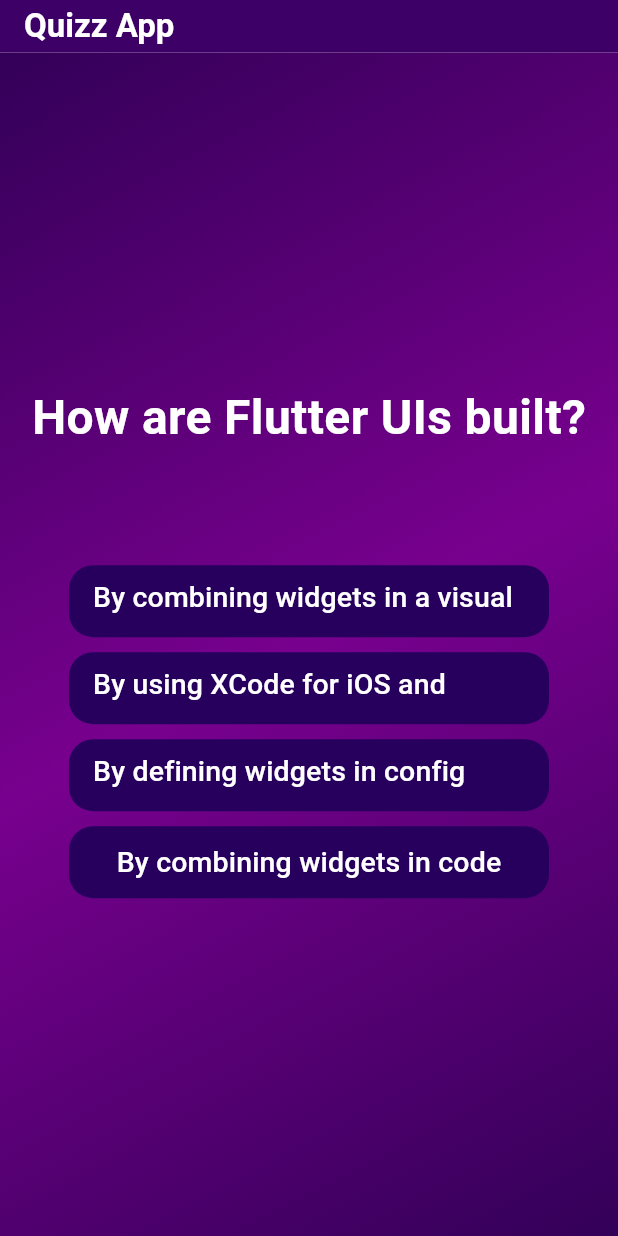
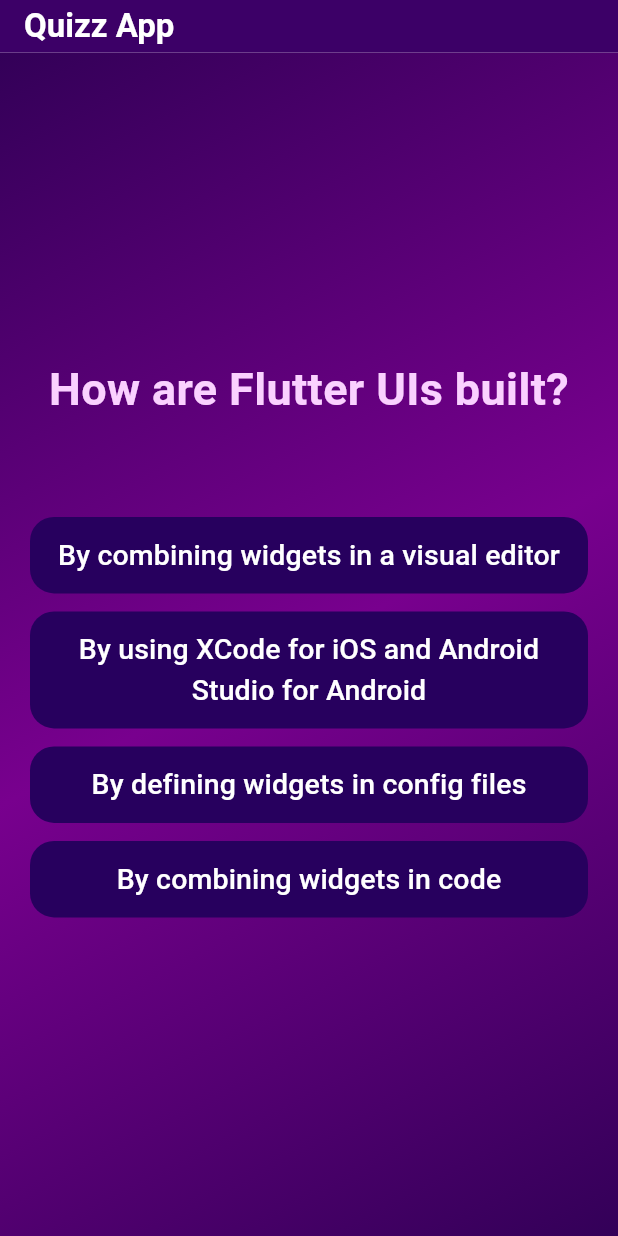
Before and after one commit to alejandroYanezPumpun/QuizApp, a Flutter app: the screen it shows after launch, after a tap on "Start Quiz", after a tap on "Components", on a phone screen of 412 x 824 dp. Run offline on Flutter 3.47's test engine with Material 3 defaults, Android fonts, the phone set to English and light mode, and no system bars.

Commit message:
the quiz restarts when finish

```diff
--- a/quiz_app/lib/components/answer_button.dart
+++ b/quiz_app/lib/components/answer_button.dart
@@ -9,15 +9,19 @@ class AnswerButton extends StatelessWidget {
   Widget build(BuildContext context) {
     return TextButton(
         style: ButtonStyle(
-          padding: WidgetStateProperty.all(const EdgeInsets.symmetric(vertical: 8, horizontal: 16)),
-          fixedSize: WidgetStateProperty.all(Size(320, 48)),
+          padding: WidgetStateProperty.all(const EdgeInsets.symmetric(vertical: 12, horizontal: 16)),
+          minimumSize: WidgetStateProperty.all(Size(0, 48)),
           backgroundColor: WidgetStateProperty.all(const Color.fromARGB(255, 39, 0, 94)),
           shape: WidgetStateProperty.all(RoundedRectangleBorder(borderRadius: BorderRadius.circular(16))),
         ),
         onPressed: () {
           onPressed();
         },
-        child: Text(answerText, style: TextStyle(fontSize: 19, color: Colors.white)),
+        child: Text(
+          answerText,
+          textAlign: TextAlign.center,
+          style: TextStyle(fontSize: 19, color: Colors.white)
+        ),
     );
   }
 }
--- a/quiz_app/lib/components/custom_text_display.dart
+++ b/quiz_app/lib/components/custom_text_display.dart
@@ -12,6 +12,7 @@ class CustomTextDisplay extends StatelessWidget {
   Widget build(BuildContext context) {
     return Text(
       text,
+      textAlign: textAlign,
       style: TextStyle(
         fontSize: fontSize.toDouble(),
         color: color,
--- a/quiz_app/lib/components/main_background.dart
+++ b/quiz_app/lib/components/main_background.dart
@@ -1,4 +1,5 @@
 import 'package:flutter/material.dart';
+import 'package:quiz_app/data/questions.dart';
 import 'package:quiz_app/screens/questions_screen.dart';
 import 'package:quiz_app/screens/quizz_home_screen.dart';
 
@@ -10,8 +11,19 @@ class BackgroundContainer extends StatefulWidget {
 }
 
 class _BackgroundContainerState extends State<BackgroundContainer> {
+  List<String> selectedAnswers = [];
+  Widget? activeScreen;
 
-  Widget? activeScreen;
+  void chooseAnswer(String answer) {
+    selectedAnswers.add(answer);
+
+    if (selectedAnswers.length == questions.length) {
+      setState(() {
+        activeScreen = QuizzHomeScreen( changeScreen);
+        selectedAnswers = [];
+      });
+    }
+  }
 
   @override
   void initState() {
@@ -21,8 +33,8 @@ class _BackgroundContainerState extends State<BackgroundContainer> {
 
   void changeScreen() {
     setState(() {
-      activeScreen = const QuestionsScreen();
-      print('Screen changed to QuestionsScreen');
+      activeScreen = QuestionsScreen(onSelectAnswer: chooseAnswer);
+
     });
   }
 
--- a/quiz_app/lib/screens/questions_screen.dart
+++ b/quiz_app/lib/screens/questions_screen.dart
@@ -4,7 +4,8 @@ import 'package:quiz_app/components/custom_text_display.dart';
 import 'package:quiz_app/data/questions.dart';
 
 class QuestionsScreen extends StatefulWidget {
-  const QuestionsScreen({super.key});
+  final void Function(String answer) onSelectAnswer;
+  const QuestionsScreen({super.key, required this.onSelectAnswer});
 
   @override
   State<QuestionsScreen> createState() => _QuestionsScreenState();
@@ -14,7 +15,8 @@ class _QuestionsScreenState extends State<QuestionsScreen> {
 
   var currentQuestionIndex = 0;
 
-  void answerQuestion() {
+  void answerQuestion(String selectedAnswer) {
+    widget.onSelectAnswer(selectedAnswer);
     setState(() {
       currentQuestionIndex++;
     });
@@ -28,12 +30,16 @@ class _QuestionsScreenState extends State<QuestionsScreen> {
 
       children: [
         SizedBox(height: 150),
-        Center(
+        Padding(
+          padding: const EdgeInsets.symmetric(horizontal: 20.0),
+          child: Center(
             child: CustomTextDisplay(
               text: currentQuestion.text,
-            fontSize: 32,
-            color: Colors.white,
+              fontSize: 30,
+              color: const Color.fromARGB(255, 250, 209, 255),
               fontWeight: FontWeight.bold,
+              textAlign: TextAlign.center,
+            ),
           ),
         ),
         SizedBox(height: 5),
@@ -41,12 +47,15 @@ class _QuestionsScreenState extends State<QuestionsScreen> {
           children: [
             ...currentQuestion.getShuffledAnswers().map((answer) {
               return Padding(
-                padding: const EdgeInsets.only(bottom: 10.0),
+                padding: const EdgeInsets.symmetric(horizontal: 20.0, vertical: 6.0),
+                child: SizedBox(
+                  width: double.infinity,
                   child: AnswerButton(
                     onPressed: () {
-                    answerQuestion();
+                      answerQuestion(answer);
                     },
                     answerText: answer,
+                  ),
                 ),
               );
             }),
```
Lines whose indentation alone changed are shown as unchanged.
